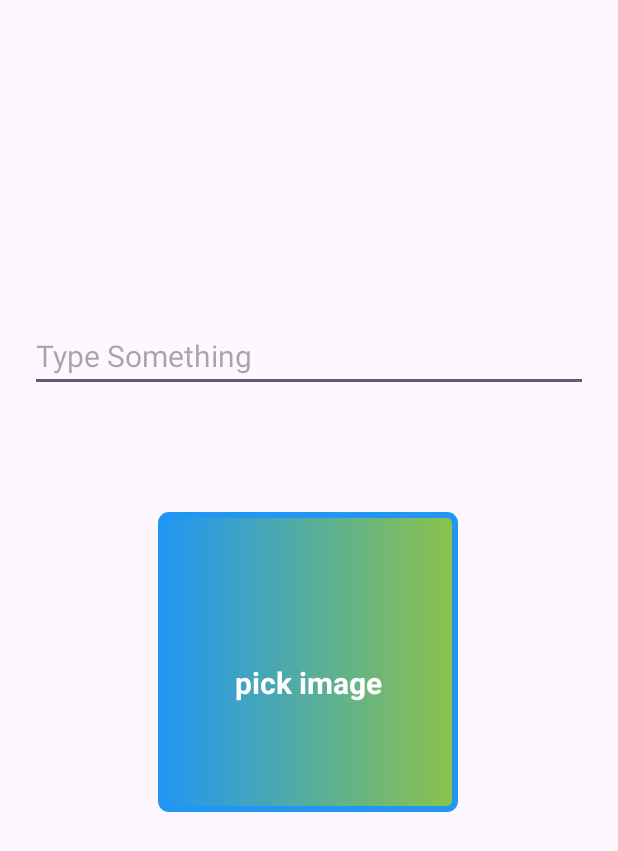
After one commit to vijay1611/My_Projects, an Android app: the ImplicitIntentActivity screen opened directly, with no data from a screen before it, on a phone screen of 412 x 824 dp. The commit adds this screen. Shown: the top 851 px of the screen. Run offline under Robolectric (Android 15) with nearby library versions, the phone set to English and light mode, and no system bars; network calls fail; pictures from the network do not load.

Commit message:
second commit

```diff
--- a/app/build.gradle.kts
+++ b/app/build.gradle.kts
@@ -72,5 +72,8 @@ dependencies {
     kapt ("androidx.room:room-compiler:2.6.1")
     implementation("androidx.room:room-ktx:2.6.1")// For Kotlin
 
+    //glide
+    implementation("com.github.bumptech.glide:glide:4.16.0")
+
 
 }
--- a/app/src/main/AndroidManifest.xml
+++ b/app/src/main/AndroidManifest.xml
@@ -32,6 +32,12 @@
         android:supportsRtl="true"
         android:theme="@style/Theme.MailValidation"
         tools:targetApi="31">
+        <activity
+            android:name=".wallpaper.WallpaperActivity"
+            android:exported="false" />
+        <activity
+            android:name=".ImplicitIntent.ImplicitIntentActivity"
+            android:exported="false" />
         <activity
             android:name=".Retrofit2.RetrofitMainActivity"
             android:exported="false" />
--- /dev/null
+++ b/app/src/main/java/com/example/mailvalidation/ImplicitIntent/ImplicitIntentActivity.kt
@@ -0,0 +1,51 @@
+package com.example.mailvalidation.ImplicitIntent
+
+import android.content.Intent
+import androidx.appcompat.app.AppCompatActivity
+import android.os.Bundle
+import android.provider.MediaStore
+import android.view.View
+import com.example.mailvalidation.R
+import com.example.mailvalidation.databinding.ActivityImplicitIntentBinding
+
+class ImplicitIntentActivity : AppCompatActivity() {
+    lateinit var binding : ActivityImplicitIntentBinding
+    var isCameraPicked=false
+    override fun onCreate(savedInstanceState: Bundle?) {
+        super.onCreate(savedInstanceState)
+        binding = ActivityImplicitIntentBinding.inflate(layoutInflater)
+        setContentView(binding.root)
+
+        binding.imageView.setOnClickListener{
+            val intent = Intent(MediaStore.ACTION_PICK_IMAGES)
+            startActivityForResult(intent,101)
+        }
+
+        binding.btnSubmit.setOnClickListener {
+            var text = binding.edtText.text.toString()
+            var intent = Intent()
+            intent.action = Intent.ACTION_SEND
+            intent.putExtra(Intent.EXTRA_TEXT,text)
+            intent.type = "text/plain"
+
+            startActivity(Intent.createChooser(intent,"Share to: "))
+        }
+        if(binding.edtText.text.isNotEmpty() && isCameraPicked==true){
+            binding.btnSubmit.visibility= View.VISIBLE
+        }
+    }
+
+    override fun onActivityResult(requestCode: Int, resultCode: Int, data: Intent?) {
+        super.onActivityResult(requestCode, resultCode, data)
+        if(resultCode== RESULT_OK){
+            if (requestCode==101){
+                val uri = data?.data
+                binding.imageView.setImageURI(uri)
+                isCameraPicked=true
+                binding.cameraText.visibility = View.GONE
+
+            }
+        }
+
+    }
+}
--- a/app/src/main/java/com/example/mailvalidation/NotesApp/Note.kt
+++ b/app/src/main/java/com/example/mailvalidation/NotesApp/Note.kt
@@ -2,11 +2,14 @@ package com.example.roughnote
 
 import androidx.room.Entity
 import androidx.room.PrimaryKey
+import java.util.Date
 
 @Entity(tableName = "note_table")
 data class Note(
     @PrimaryKey(autoGenerate = true)
     var id:Int=0,
     var title:String,
-    var desc: String
+    var desc: String,
+    var image:String,
+    var date: Date
 )
--- a/app/src/main/java/com/example/mailvalidation/NotesApp/NoteDatabase.kt
+++ b/app/src/main/java/com/example/mailvalidation/NotesApp/NoteDatabase.kt
@@ -4,8 +4,11 @@ import android.content.Context
 import androidx.room.Database
 import androidx.room.Room
 import androidx.room.RoomDatabase
+import androidx.room.TypeConverters
+import com.example.mailvalidation.NotesApp.Converters
 
 @Database(entities = [Note::class], version = 1)
+@TypeConverters(Converters::class)
 abstract class NoteDatabase : RoomDatabase() {
 
     abstract fun noteDao(): NoteDao
--- a/app/src/main/java/com/example/mailvalidation/WelcomeActivity.kt
+++ b/app/src/main/java/com/example/mailvalidation/WelcomeActivity.kt
@@ -4,6 +4,7 @@ import android.content.Intent
 import androidx.appcompat.app.AppCompatActivity
 import android.os.Bundle
 import android.util.Log
+import com.example.mailvalidation.ImplicitIntent.ImplicitIntentActivity
 import com.example.mailvalidation.NotesApp.NotesAppActivity
 import com.example.mailvalidation.Retrofit2.RetrofitMainActivity
 import com.example.mailvalidation.databinding.ActivityWelcomeBinding
@@ -61,5 +62,8 @@ class WelcomeActivity : AppCompatActivity() {
         binding.notesApp.setOnClickListener {
             startActivity(Intent(this, NotesAppActivity::class.java))
         }
+        binding.implicit.setOnClickListener {
+            startActivity(Intent(this, ImplicitIntentActivity::class.java))
+        }
     }
 }
--- /dev/null
+++ b/app/src/main/res/layout/activity_implicit_intent.xml
@@ -0,0 +1,65 @@
+<?xml version="1.0" encoding="utf-8"?>
+<androidx.constraintlayout.widget.ConstraintLayout xmlns:android="http://schemas.android.com/apk/res/android"
+    xmlns:app="http://schemas.android.com/apk/res-auto"
+    xmlns:tools="http://schemas.android.com/tools"
+    android:layout_width="match_parent"
+    android:layout_height="match_parent"
+    tools:context=".ImplicitIntent.ImplicitIntentActivity">
+
+    <EditText
+        android:id="@+id/edtText"
+        android:layout_width="match_parent"
+        android:layout_height="wrap_content"
+        android:layout_gravity="center"
+        android:layout_marginHorizontal="20dp"
+        android:hint="Type Something"
+        android:textSize="20sp"
+        app:layout_constraintBottom_toBottomOf="parent"
+        app:layout_constraintEnd_toEndOf="parent"
+        app:layout_constraintHorizontal_bias="0.6"
+        app:layout_constraintStart_toStartOf="parent"
+        app:layout_constraintTop_toTopOf="parent"
+        app:layout_constraintVertical_bias="0.275" />
+
+    <ImageView
+        android:id="@+id/imageView"
+        android:layout_width="200dp"
+        android:layout_height="200dp"
+        android:layout_marginTop="128dp"
+        android:scaleType="fitXY"
+        android:background="@drawable/back_corner"
+        app:layout_constraintEnd_toEndOf="parent"
+        app:layout_constraintHorizontal_bias="0.497"
+        app:layout_constraintStart_toStartOf="parent"
+        app:layout_constraintTop_toTopOf="@+id/edtText" />
+
+    <TextView
+        android:layout_width="wrap_content"
+        android:layout_height="wrap_content"
+        android:layout_marginTop="100dp"
+        android:text="pick image"
+        android:textColor="#FFFFFF"
+        android:textSize="20sp"
+        android:textStyle="bold"
+        android:id="@+id/cameraText"
+        app:layout_constraintEnd_toEndOf="parent"
+        app:layout_constraintHorizontal_bias="0.498"
+        app:layout_constraintStart_toStartOf="parent"
+        app:layout_constraintTop_toTopOf="@+id/imageView" />
+
+    <Button
+        android:id="@+id/btnSubmit"
+        android:layout_width="wrap_content"
+        android:layout_height="wrap_content"
+        android:layout_marginBottom="-500dp"
+        android:text="Submit"
+        app:layout_constraintBottom_toTopOf="@+id/edtText"
+        app:layout_constraintEnd_toEndOf="parent"
+        app:layout_constraintHorizontal_bias="0.446"
+        app:layout_constraintStart_toStartOf="parent"
+        android:visibility="gone"
+        app:layout_constraintTop_toBottomOf="@+id/edtText"
+        app:layout_constraintVertical_bias="0.801" />
+
+
+</androidx.constraintlayout.widget.ConstraintLayout>
```
Also changed, not shown: app/src/main/java/com/example/mailvalidation/NotesApp/Converters.kt (added, +18 -0 lines), app/src/main/java/com/example/mailvalidation/NotesApp/NoteAdapter.kt (+10 -0 lines), app/src/main/java/com/example/mailvalidation/NotesApp/NotesAppActivity.kt (+53 -2 lines), app/src/main/java/com/example/mailvalidation/wallpaper/WallpaperActivity.kt (added, +22 -0 lines), app/src/main/res/layout/activity_notes_app2.xml (+21 -1 lines), app/src/main/res/layout/activity_wallpaper.xml (added, +43 -0 lines), app/src/main/res/layout/activity_welcome.xml (+21 -5 lines), app/src/main/res/layout/notes_list_item.xml (+29 -7 lines).
